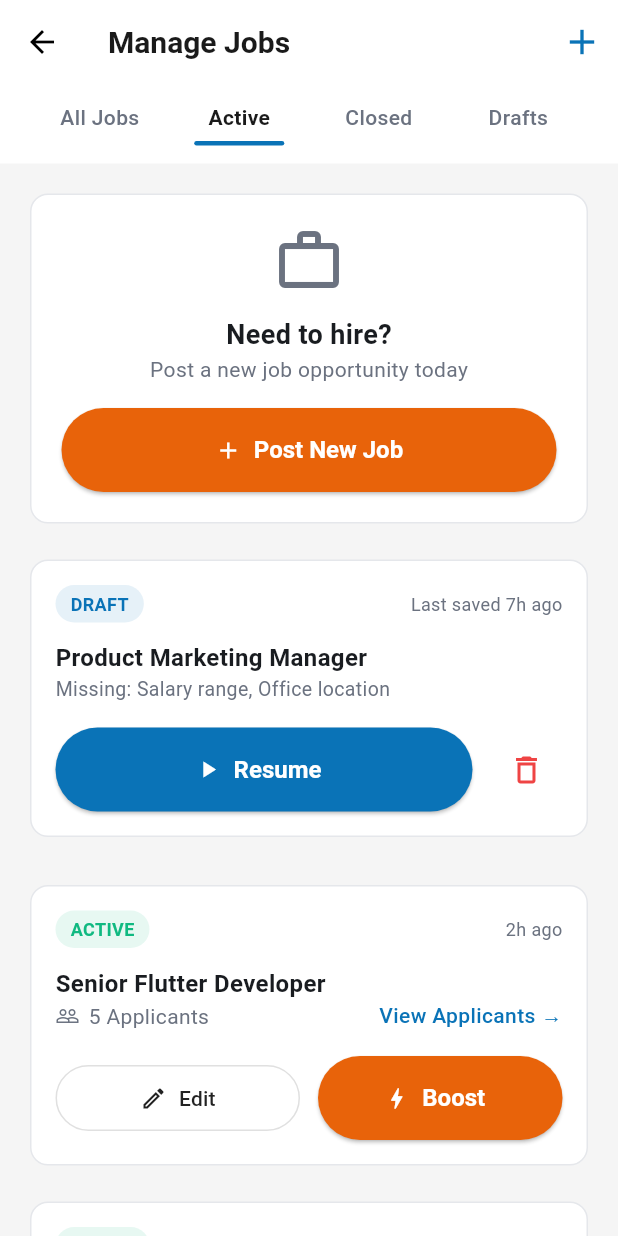
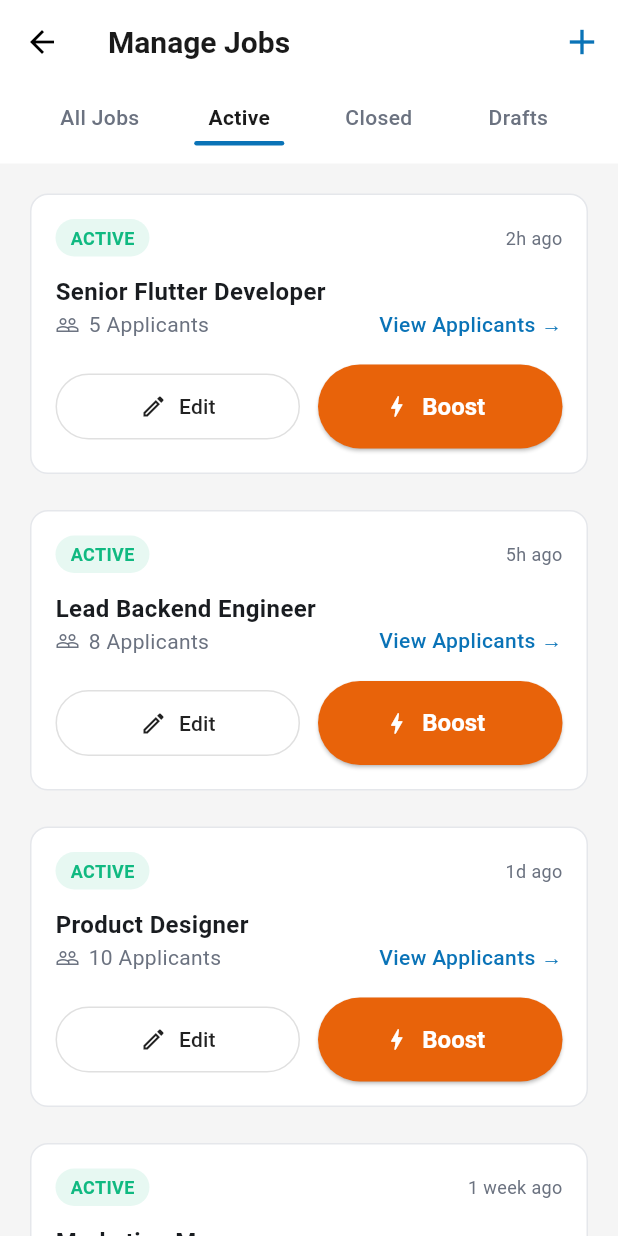
Before and after one commit to dont-wait/JobGo, a Flutter app: the ManageJobsPage screen opened directly, after a tap on "Active", on a phone screen of 412 x 824 dp. Run offline on Flutter 3.47's test engine with Material 3 defaults, Android fonts, the phone set to English and light mode, and no system bars; network calls fail.

Commit message:
feat: refactor job posting feature: replace JobPostsPage with PostJobPage and update imports; enhance ManageJobsPage tab content structure

```diff
--- a/lib/presentation/pages/employer/manage_jobs/manage_jobs_page.dart
+++ b/lib/presentation/pages/employer/manage_jobs/manage_jobs_page.dart
@@ -6,7 +6,7 @@ import 'package:jobgo/presentation/widgets/employer/manage_jobs/job_status_tab_b
 import 'package:jobgo/presentation/widgets/employer/manage_jobs/draft_job_card.dart';
 import 'package:jobgo/presentation/widgets/employer/manage_jobs/published_job_card.dart';
 import 'package:jobgo/presentation/widgets/employer/manage_jobs/closed_job_card.dart';
-import 'package:jobgo/presentation/widgets/employer/post_job/job_posts_page.dart';
+import 'package:jobgo/presentation/widgets/employer/post_job/post_job_page.dart';
 
 class ManageJobsPage extends StatefulWidget {
   const ManageJobsPage({super.key});
@@ -63,7 +63,8 @@ class _ManageJobsPageState extends State<ManageJobsPage> {
   }
 
   Widget _buildTabContent() {
-    if (_currentTab == 0 || _currentTab == 1) {
+    switch (_currentTab) {
+      case 0:
         return Column(
           children: [
             const SizedBox(height: 20),
@@ -72,7 +73,6 @@ class _ManageJobsPageState extends State<ManageJobsPage> {
             const DraftJobCard(),
             const SizedBox(height: 32),
 
-          // Published jobs từ mock data
             ...MockJobs.recentJobs.map(
               (job) => Padding(
                 padding: const EdgeInsets.only(bottom: 24),
@@ -90,7 +90,45 @@ class _ManageJobsPageState extends State<ManageJobsPage> {
             const SizedBox(height: 40),
           ],
         );
-    }
+
+      case 1:
+        return Column(
+          children: [
+            const SizedBox(height: 20),
+            ...MockJobs.recentJobs.map(
+              (job) => Padding(
+                padding: const EdgeInsets.only(bottom: 24),
+                child: PublishedJobCard(
+                  jobTitle: job.title,
+                  applicantsCount: job.applicants ?? 0,
+                  jobId: job.id,
+                  postedTime: job.postedTime,
+                ),
+              ),
+            ),
+            const SizedBox(height: 40),
+          ],
+        );
+
+      case 2:
+        return Column(
+          children: const [
+            SizedBox(height: 20),
+            ClosedJobCard(),
+            SizedBox(height: 40),
+          ],
+        );
+
+      case 3:
+        return Column(
+          children: const [
+            SizedBox(height: 20),
+            DraftJobCard(),
+            SizedBox(height: 40),
+          ],
+        );
+
+      default:
         return const Center(
           child: Text(
             'No jobs in this tab yet',
@@ -99,3 +137,4 @@ class _ManageJobsPageState extends State<ManageJobsPage> {
         );
     }
   }
+}
--- a/lib/presentation/widgets/employer/applicants/candidate_profile_page.dart
+++ b/lib/presentation/widgets/employer/applicants/candidate_profile_page.dart
@@ -14,6 +14,15 @@ class CandidateProfilePage extends StatefulWidget {
 class _CandidateProfilePageState extends State<CandidateProfilePage> {
   int _currentTab = 0;
   final List<String> _tabs = ['About', 'Experience', 'Skills', 'Resume'];
+
+  String get _resumeFileName {
+    final cleanName = widget.candidate.fullName.trim().toLowerCase().replaceAll(
+      RegExp(r'\s+'),
+      '_',
+    );
+
+    return '${cleanName}_resume.pdf';
+  }
 
   @override
   Widget build(BuildContext context) {
@@ -113,7 +122,6 @@ class _CandidateProfilePageState extends State<CandidateProfilePage> {
           ),
           const SizedBox(height: 24),
 
-          // Action Buttons
           Row(
             mainAxisAlignment: MainAxisAlignment.center,
             children: [
@@ -240,7 +248,6 @@ class _CandidateProfilePageState extends State<CandidateProfilePage> {
               ),
             ),
             const SizedBox(height: 32),
-
             const Text(
               'Experience',
               style: TextStyle(fontSize: 16, fontWeight: FontWeight.w600),
@@ -258,7 +265,6 @@ class _CandidateProfilePageState extends State<CandidateProfilePage> {
               '',
             ),
             const SizedBox(height: 32),
-
             const Text(
               'Skills',
               style: TextStyle(fontSize: 16, fontWeight: FontWeight.w600),
@@ -276,11 +282,10 @@ class _CandidateProfilePageState extends State<CandidateProfilePage> {
         );
 
       case 1:
-        return const Center(
-          child: Text('Experience tab content (có thể mở rộng thêm)'),
-        );
+        return const Center(child: Text('Experience tab content'));
       case 2:
         return const Center(child: Text('Skills tab content'));
+
       case 3:
         return Column(
           children: [
@@ -300,7 +305,7 @@ class _CandidateProfilePageState extends State<CandidateProfilePage> {
                   ),
                   const SizedBox(height: 12),
                   Text(
-                    '${widget.candidate.fullName.toLowerCase()}_resume.pdf',
+                    _resumeFileName,
                     style: const TextStyle(fontWeight: FontWeight.w600),
                   ),
                   const SizedBox(height: 20),
@@ -318,6 +323,7 @@ class _CandidateProfilePageState extends State<CandidateProfilePage> {
             ),
           ],
         );
+
       default:
         return const SizedBox();
     }
--- a/lib/presentation/widgets/employer/manage_jobs/post_new_job_banner.dart
+++ b/lib/presentation/widgets/employer/manage_jobs/post_new_job_banner.dart
@@ -1,6 +1,6 @@
 import 'package:flutter/material.dart';
 import 'package:jobgo/core/configs/theme/app_colors.dart';
-import 'package:jobgo/presentation/widgets/employer/post_job/job_posts_page.dart';
+import 'package:jobgo/presentation/widgets/employer/post_job/post_job_page.dart';
 
 class PostNewJobBanner extends StatelessWidget {
   const PostNewJobBanner({super.key});
```
Also changed, not shown: lib/presentation/widgets/employer/post_job/post_job_page.dart (renamed from lib/presentation/widgets/employer/post_job/job_posts_page.dart). Lines whose indentation alone changed are shown as unchanged.
